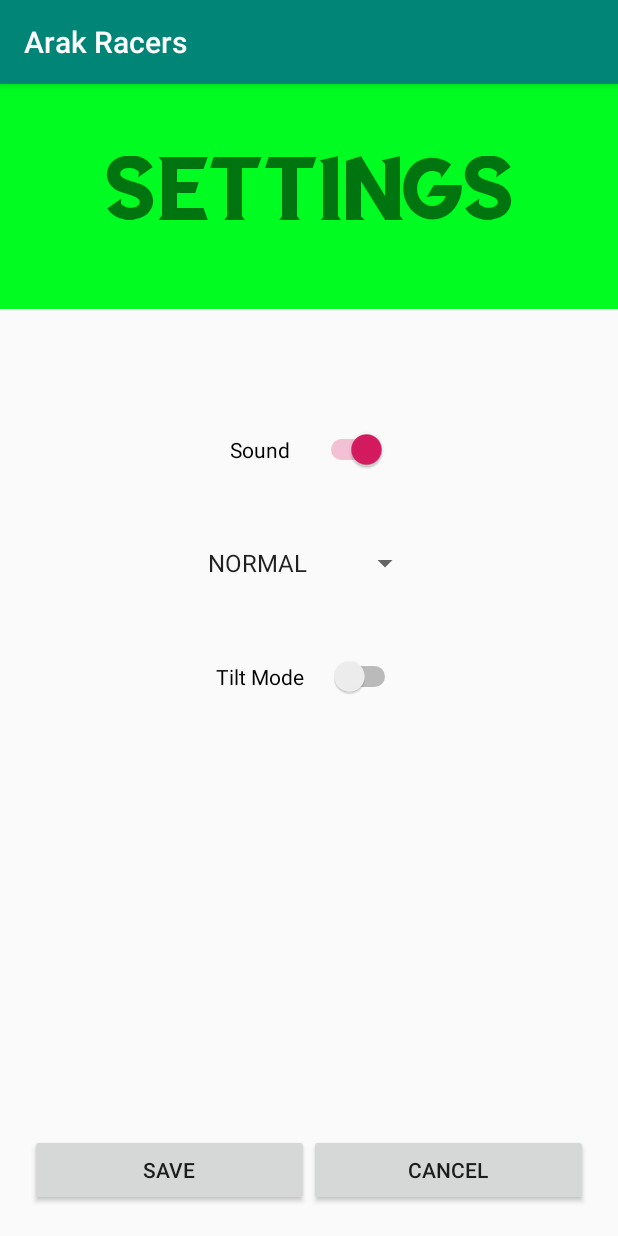
After one commit to avivfox93/AndroidHW1, an Android app: the SettingsActivity screen opened directly, with no data from a screen before it, on a phone screen of 412 x 824 dp. The commit adds this screen. Run offline under Robolectric (Android 15) with nearby library versions, the phone set to English and light mode, and no system bars.

Commit message:
to many changes...

```diff
--- a/app/src/main/java/com/aei/androidhw1/MyApp.java
+++ b/app/src/main/java/com/aei/androidhw1/MyApp.java
@@ -5,14 +5,20 @@ import android.app.Application;
 public class MyApp extends Application {
 
     private static MySharedPrefs mySharedPrefs;
+    private static MyVibrator myVibrator;
 
     @Override
     public void onCreate() {
         super.onCreate();
         mySharedPrefs = new MySharedPrefs(this);
+        myVibrator = new MyVibrator(this);
     }
 
     public static MySharedPrefs getPrefs(){
         return mySharedPrefs;
     }
+
+    public static MyVibrator getVibrator(){
+        return myVibrator;
+    }
 }
--- a/app/src/main/java/com/aei/androidhw1/MySharedPrefs.java
+++ b/app/src/main/java/com/aei/androidhw1/MySharedPrefs.java
@@ -28,7 +28,10 @@ public class MySharedPrefs {
     public int getInt(String key, int def){
         return prefs.getInt(key,def);
     }
-    public boolean getString(String key, boolean def){
+    public boolean getBoolean(String key, boolean def){
         return prefs.getBoolean(key,def);
     }
+    public void removeKey(String key){
+        prefs.edit().remove(key).apply();
+    }
 }
--- /dev/null
+++ b/app/src/main/java/com/aei/androidhw1/SettingsActivity.java
@@ -0,0 +1,71 @@
+package com.aei.androidhw1;
+
+import androidx.appcompat.app.AppCompatActivity;
+
+import android.os.Bundle;
+import android.view.View;
+import android.widget.AdapterView;
+import android.widget.ArrayAdapter;
+import android.widget.Button;
+import android.widget.Spinner;
+import android.widget.Switch;
+
+import java.util.ArrayList;
+
+public class SettingsActivity extends AppCompatActivity {
+
+    private boolean tilt,sound;
+    private MainActivity.GameSpeed speed;
+
+    @Override
+    protected void onCreate(Bundle savedInstanceState) {
+        super.onCreate(savedInstanceState);
+        setContentView(R.layout.activity_settings);
+        ArrayList<String> speeds = new ArrayList<>();
+        for(MainActivity.GameSpeed s : MainActivity.GameSpeed.values())
+            speeds.add(s.toString());
+        ArrayAdapter<String> listAdapter = new ArrayAdapter<>(this,android.R.layout.simple_spinner_item,speeds);
+        Switch tiltSwitch = findViewById(R.id.tilt_switch);
+        Switch soundSwitch = findViewById(R.id.sound_switch);
+        Spinner speedSelector = findViewById(R.id.speed_selector);
+        Button saveBtn = findViewById(R.id.save_btn);
+        Button cancelBtn = findViewById(R.id.cancel_btn);
+
+        speedSelector.setAdapter(listAdapter);
+
+        tiltSwitch.setOnCheckedChangeListener((buttonView, isChecked) -> tilt = isChecked);
+
+        soundSwitch.setOnCheckedChangeListener((buttonView, isChecked)-> sound = isChecked);
+
+        speedSelector.setOnItemSelectedListener(new AdapterView.OnItemSelectedListener() {
+            @Override
+            public void onItemSelected(AdapterView<?> parent, View view, int position, long id) {
+                if(position < 0)
+                    return;
+                speed = MainActivity.GameSpeed.valueOf(speeds.get(position));
+            }
+
+            @Override
+            public void onNothingSelected(AdapterView<?> parent) {
+
+            }
+        });
+
+        tilt = MyApp.getPrefs().getBoolean(getString(R.string.tilt_mode_prefs),false);
+        sound = MyApp.getPrefs().getBoolean(getString(R.string.sound_mode_prefs),true);
+        speed = MainActivity.GameSpeed.valueOf(MyApp.getPrefs()
+                .getString(getString(R.string.speed_prefs),getString(R.string.default_speed)));
+
+        tiltSwitch.setChecked(tilt);
+        soundSwitch.setChecked(sound);
+        speedSelector.setSelection(speeds.indexOf(speed.toString()));
+
+        saveBtn.setOnClickListener(e->{
+            MyApp.getPrefs().putBoolean(getString(R.string.tilt_mode_prefs),tilt);
+            MyApp.getPrefs().putBoolean(getString(R.string.sound_mode_prefs),sound);
+            MyApp.getPrefs().putString(getString(R.string.speed_prefs),speed.toString());
+            finish();
+        });
+        cancelBtn.setOnClickListener(e->finish());
+    }
+}
--- /dev/null
+++ b/app/src/main/res/layout/activity_settings.xml
@@ -0,0 +1,59 @@
+<?xml version="1.0" encoding="utf-8"?>
+<LinearLayout xmlns:android="http://schemas.android.com/apk/res/android"
+    xmlns:app="http://schemas.android.com/apk/res-auto"
+    xmlns:tools="http://schemas.android.com/tools"
+    android:layout_width="match_parent"
+    android:layout_height="match_parent"
+    android:orientation="vertical"
+    android:gravity="center_horizontal"
+    tools:context=".SettingsActivity">
+
+    <TextView
+        android:layout_width="match_parent"
+        android:layout_height="150dp"
+        android:text="Settings"
+        android:textSize="60sp"
+        android:fontFamily="@font/sea_gardens"
+        android:gravity="center"
+        android:background="@color/colorMenuButtons"/>
+    <Switch
+        android:id="@+id/sound_switch"
+        android:layout_width="wrap_content"
+        android:layout_height="wrap_content"
+        android:layout_marginTop="80dp"
+        android:text="Sound     "
+        android:checked="true" />
+
+    <Spinner
+        android:id="@+id/speed_selector"
+        android:layout_width="150dp"
+        android:layout_height="wrap_content"
+        android:textAlignment="center"
+        android:layout_marginTop="50dp"/>
+
+    <Switch
+        android:id="@+id/tilt_switch"
+        android:layout_width="wrap_content"
+        android:layout_height="wrap_content"
+        android:layout_marginTop="50dp"
+        android:text="Tilt Mode     "/>
+    <LinearLayout
+        android:layout_width="match_parent"
+        android:layout_height="match_parent"
+        android:gravity="bottom"
+        android:padding="20dp">
+        <Button
+            android:id="@+id/save_btn"
+            android:layout_width="wrap_content"
+            android:layout_height="wrap_content"
+            android:text="Save"
+            android:layout_weight="1"/>
+        <Button
+            android:id="@+id/cancel_btn"
+            android:layout_width="wrap_content"
+            android:layout_height="wrap_content"
+            android:text="Cancel"
+            android:layout_weight="1"/>
+    </LinearLayout>
+
+</LinearLayout>
--- a/app/src/main/res/values/strings.xml
+++ b/app/src/main/res/values/strings.xml
@@ -1,3 +1,8 @@
 <resources>
     <string name="app_name">Arak Racers</string>
+    <string name="tilt_mode_prefs">tiltMode</string>
+    <string name="sound_mode_prefs">soundMode</string>
+    <string name="speed_prefs">speed</string>
+    <string name="default_speed">NORMAL</string>
+    <string name="score_prefs">scores</string>
 </resources>
```
Also changed, not shown: app/src/main/AndroidManifest.xml (+10 -2 lines), app/src/main/java/com/aei/androidhw1/Car.java (added, +103 -0 lines), app/src/main/java/com/aei/androidhw1/MainActivity.java (+28 -12 lines), app/src/main/java/com/aei/androidhw1/MainGameActivity.java (renamed from app/src/main/java/com/aei/androidhw1/MainGame.java, +110 -72 lines), app/src/main/java/com/aei/androidhw1/MyVibrator.java (added, +19 -0 lines), app/src/main/java/com/aei/androidhw1/ScoreBoard.java (added, +124 -0 lines), app/src/main/res/layout/activity_main.xml (+12 -12 lines), app/src/main/res/layout/activity_main_game.xml (+10 -10 lines), app/src/main/res/layout/activity_score_board.xml (added, +44 -0 lines), app/src/main/res/layout/score_promt.xml (added, +27 -0 lines).
